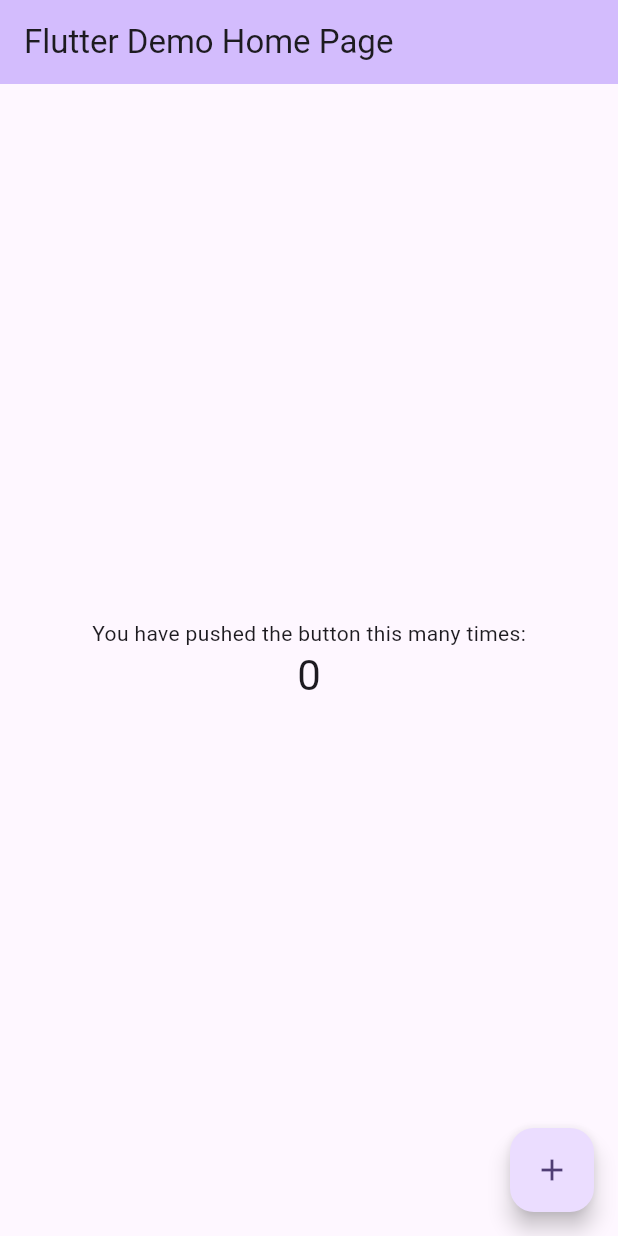
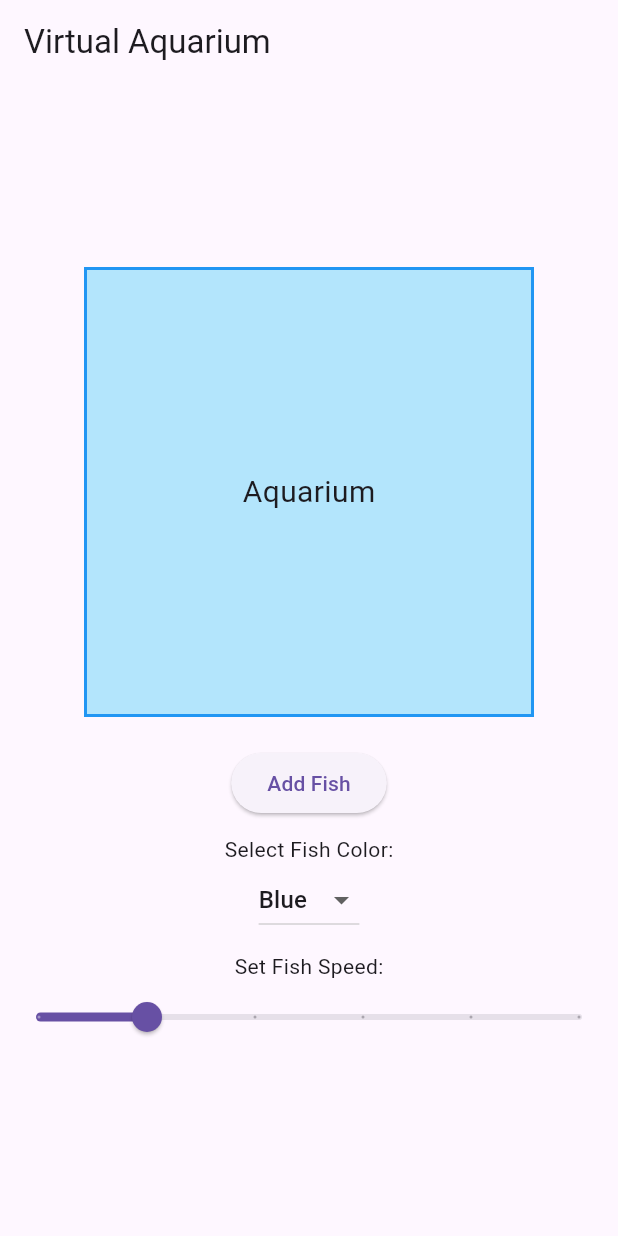
Before and after one commit to anguyen221/aquarium_app, a Flutter app: the screen it shows after launch, on a phone screen of 412 x 824 dp. Run offline on Flutter 3.47's test engine with Material 3 defaults, Android fonts, the phone set to English and light mode, and no system bars.

Commit message:
Created basic aquarium UI

```diff
--- /dev/null
+++ b/lib/home_screen.dart
@@ -0,0 +1,70 @@
+// ignore_for_file: use_key_in_widget_constructors, library_private_types_in_public_api
+
+import 'package:flutter/material.dart';
+
+class HomeScreen extends StatefulWidget {
+  @override
+  _HomeScreenState createState() => _HomeScreenState();
+}
+
+class _HomeScreenState extends State<HomeScreen> {
+  Color selectedColor = Colors.blue;
+  double selectedSpeed = 1.0;
+
+  @override
+  Widget build(BuildContext context) {
+    return Scaffold(
+      appBar: AppBar(title: Text("Virtual Aquarium")),
+      body: Center(
+        child: Column(
+          mainAxisAlignment: MainAxisAlignment.center,
+          children: [
+            Container(
+              width: 300,
+              height: 300,
+              decoration: BoxDecoration(
+                color: Colors.lightBlue.shade100,
+                border: Border.all(color: Colors.blue, width: 2),
+              ),
+              child: Center(child: Text("Aquarium", style: TextStyle(fontSize: 20))),
+            ),
+            SizedBox(height: 20),
+            ElevatedButton(
+              onPressed: () {
+                // Placeholder for now
+              },
+              child: Text("Add Fish"),
+            ),
+            SizedBox(height: 10),
+            Text("Select Fish Color:"),
+            DropdownButton<Color>(
+              value: selectedColor,
+              onChanged: (Color? newColor) {
+                if (newColor != null) {
+                  setState(() => selectedColor = newColor);
+                }
+              },
+              items: [
+                DropdownMenuItem(value: Colors.blue, child: Text("Blue")),
+                DropdownMenuItem(value: Colors.red, child: Text("Red")),
+                DropdownMenuItem(value: Colors.green, child: Text("Green")),
+              ],
+            ),
+            SizedBox(height: 10),
+            Text("Set Fish Speed:"),
+            Slider(
+              value: selectedSpeed,
+              min: 0.5,
+              max: 3.0,
+              divisions: 5,
+              label: selectedSpeed.toStringAsFixed(1),
+              onChanged: (double newSpeed) {
+                setState(() => selectedSpeed = newSpeed);
+              },
+            ),
+          ],
+        ),
+      ),
+    );
+  }
+}
--- a/lib/main.dart
+++ b/lib/main.dart
@@ -1,125 +1,19 @@
+// ignore_for_file: use_key_in_widget_constructors
+
 import 'package:flutter/material.dart';
+import 'home_screen.dart';
 
 void main() {
-  runApp(const MyApp());
+  runApp(VirtualAquariumApp());
 }
 
-class MyApp extends StatelessWidget {
-  const MyApp({super.key});
-
-  // This widget is the root of your application.
+class VirtualAquariumApp extends StatelessWidget {
   @override
   Widget build(BuildContext context) {
     return MaterialApp(
-      title: 'Flutter Demo',
-      theme: ThemeData(
-        // This is the theme of your application.
-        //
-        // TRY THIS: Try running your application with "flutter run". You'll see
-        // the application has a purple toolbar. Then, without quitting the app,
-        // try changing the seedColor in the colorScheme below to Colors.green
-        // and then invoke "hot reload" (save your changes or press the "hot
-        // reload" button in a Flutter-supported IDE, or press "r" if you used
-        // the command line to start the app).
-        //
-        // Notice that the counter didn't reset back to zero; the application
-        // state is not lost during the reload. To reset the state, use hot
-        // restart instead.
-        //
-        // This works for code too, not just values: Most code changes can be
-        // tested with just a hot reload.
-        colorScheme: ColorScheme.fromSeed(seedColor: Colors.deepPurple),
-        useMaterial3: true,
-      ),
-      home: const MyHomePage(title: 'Flutter Demo Home Page'),
+      title: 'Virtual Aquarium',
+      theme: ThemeData(primarySwatch: Colors.blue),
+      home: HomeScreen(),
     );
   }
 }
-
-class MyHomePage extends StatefulWidget {
-  const MyHomePage({super.key, required this.title});
-
-  // This widget is the home page of your application. It is stateful, meaning
-  // that it has a State object (defined below) that contains fields that affect
-  // how it looks.
-
-  // This class is the configuration for the state. It holds the values (in this
-  // case the title) provided by the parent (in this case the App widget) and
-  // used by the build method of the State. Fields in a Widget subclass are
-  // always marked "final".
-
-  final String title;
-
-  @override
-  State<MyHomePage> createState() => _MyHomePageState();
-}
-
-class _MyHomePageState extends State<MyHomePage> {
-  int _counter = 0;
-
-  void _incrementCounter() {
-    setState(() {
-      // This call to setState tells the Flutter framework that something has
-      // changed in this State, which causes it to rerun the build method below
-      // so that the display can reflect the updated values. If we changed
-      // _counter without calling setState(), then the build method would not be
-      // called again, and so nothing would appear to happen.
-      _counter++;
-    });
-  }
-
-  @override
-  Widget build(BuildContext context) {
-    // This method is rerun every time setState is called, for instance as done
-    // by the _incrementCounter method above.
-    //
-    // The Flutter framework has been optimized to make rerunning build methods
-    // fast, so that you can just rebuild anything that needs updating rather
-    // than having to individually change instances of widgets.
-    return Scaffold(
-      appBar: AppBar(
-        // TRY THIS: Try changing the color here to a specific color (to
-        // Colors.amber, perhaps?) and trigger a hot reload to see the AppBar
-        // change color while the other colors stay the same.
-        backgroundColor: Theme.of(context).colorScheme.inversePrimary,
-        // Here we take the value from the MyHomePage object that was created by
-        // the App.build method, and use it to set our appbar title.
-        title: Text(widget.title),
-      ),
-      body: Center(
-        // Center is a layout widget. It takes a single child and positions it
-        // in the middle of the parent.
-        child: Column(
-          // Column is also a layout widget. It takes a list of children and
-          // arranges them vertically. By default, it sizes itself to fit its
-          // children horizontally, and tries to be as tall as its parent.
-          //
-          // Column has various properties to control how it sizes itself and
-          // how it positions its children. Here we use mainAxisAlignment to
-          // center the children vertically; the main axis here is the vertical
-          // axis because Columns are vertical (the cross axis would be
-          // horizontal).
-          //
-          // TRY THIS: Invoke "debug painting" (choose the "Toggle Debug Paint"
-          // action in the IDE, or press "p" in the console), to see the
-          // wireframe for each widget.
-          mainAxisAlignment: MainAxisAlignment.center,
-          children: <Widget>[
-            const Text(
-              'You have pushed the button this many times:',
-            ),
-            Text(
-              '$_counter',
-              style: Theme.of(context).textTheme.headlineMedium,
-            ),
-          ],
-        ),
-      ),
-      floatingActionButton: FloatingActionButton(
-        onPressed: _incrementCounter,
-        tooltip: 'Increment',
-        child: const Icon(Icons.add),
-      ), // This trailing comma makes auto-formatting nicer for build methods.
-    );
-  }
-}
```
Also changed, not shown: 2 other files.
